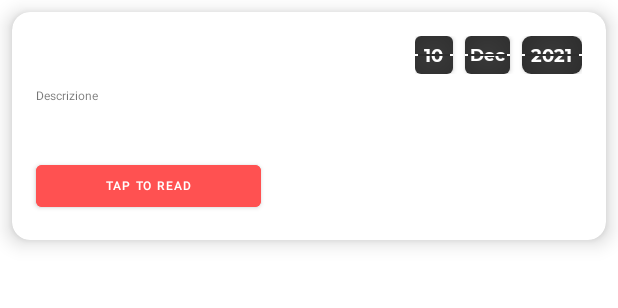
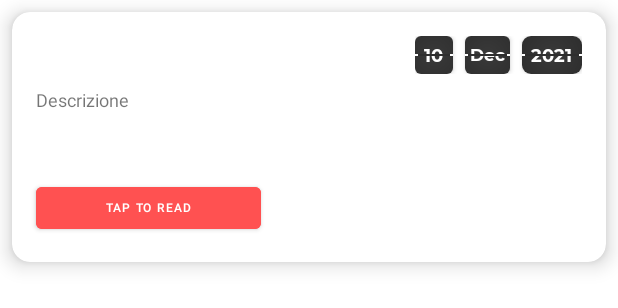
Before and after one commit to RokettoApp/Roketto, an Android app: the layout recycleview_row_layout.xml on its own in the app's theme, with its tools: preview values and no code run, on a phone screen of 412 x 824 dp. Shown: the top 308 px of the screen. Run offline under Robolectric (Android 15) with nearby library versions, the phone set to English and light mode, and no system bars.

Commit message:
Increased text size for RecyclerView items

```diff
--- a/app/src/main/res/layout/recycler_news_item.xml
+++ b/app/src/main/res/layout/recycler_news_item.xml
@@ -44,14 +44,14 @@
             android:textSize="16sp" />
 
         <TextView
+            android:id="@+id/datetime_news"
             android:layout_width="wrap_content"
-            android:id="@+id/datetime_news"
             android:layout_height="wrap_content"
             android:layout_below="@id/news_title"
+            android:layout_marginLeft="16dp"
             android:text="15/12/2021"
-            android:layout_marginLeft="16dp"
-            android:visibility="visible"
-            android:textSize="6sp">
+            android:textSize="10sp"
+            android:visibility="visible">
 
         </TextView>
 
@@ -61,10 +61,10 @@
             android:layout_height="wrap_content"
             android:layout_below="@+id/news_title"
             android:layout_marginStart="8dp"
+            android:layout_toEndOf="@+id/datetime_news"
             android:fontFamily="sans-serif-medium"
-            android:layout_toEndOf="@+id/datetime_news"
             android:text="Sky TG"
-            android:textSize="6sp"
+            android:textSize="10sp"
             android:visibility="visible">
 
         </TextView>
@@ -83,7 +83,7 @@
             android:paddingRight="20dp"
             android:text="Descrizione"
 
-            android:textSize="8sp" />
+            android:textSize="12sp" />
 
 
         <Button
--- a/app/src/main/res/layout/recycleview_row_layout.xml
+++ b/app/src/main/res/layout/recycleview_row_layout.xml
@@ -46,16 +46,16 @@
             style="@style/Widget.MaterialComponents.Chip.Action"
             android:layout_width="wrap_content"
             android:layout_height="40dp"
+            android:layout_alignRight="@id/event_title"
             android:layout_alignParentEnd="true"
-                android:layout_alignRight="@id/event_title"
+            android:layout_marginTop="8dp"
             android:layout_marginRight="16dp"
-                android:layout_marginTop="8dp"
-                android:visibility="gone"
-                android:textColor="@color/white"
-                android:textSize="8sp"
             android:backgroundTint="@color/pastel_green"
             android:fontFamily="sans-serif-medium"
-                android:text="@string/human_exp"/>
+            android:text="@string/human_exp"
+            android:textColor="@color/white"
+            android:textSize="10sp"
+            android:visibility="gone" />
 
 
         <TextView
@@ -71,14 +71,14 @@
             android:textSize="16sp" />
 
         <TextView
+            android:id="@+id/datetime"
             android:layout_width="wrap_content"
-            android:id="@+id/datetime"
             android:layout_height="wrap_content"
             android:layout_below="@id/event_title"
-            android:text="15/12/2021"
+            android:layout_marginTop="2dp"
             android:layout_marginLeft="16dp"
-            android:visibility="gone"
-            android:textSize="6sp">
+            android:textSize="10sp"
+            android:visibility="gone">
 
         </TextView>
 
@@ -87,38 +87,47 @@
             android:layout_width="wrap_content"
             android:layout_height="wrap_content"
             android:layout_below="@+id/event_title"
+            android:layout_marginTop="2dp"
             android:layout_marginStart="8dp"
             android:layout_toEndOf="@+id/datetime"
-            android:text="07:48 AM"
-            android:textSize="6sp"
+            android:textSize="10sp"
             android:visibility="gone">
 
         </TextView>
 
+        <TableLayout
+            android:layout_width="wrap_content"
+            android:layout_height="wrap_content"
+            android:layout_marginStart="8dp"
+            android:layout_below="@+id/event_title"
+            android:layout_toEndOf="@id/hours">
+
+            <TableRow
+                android:layout_width="wrap_content"
+                android:layout_height="wrap_content"
+                android:layout_marginStart="4dp">
+
                 <ImageView
                     android:id="@+id/statusCircle"
-            android:layout_width="8dp"
-            android:layout_height="8dp"
-            android:layout_below="@id/event_title"
-            android:layout_marginStart="8dp"
-            android:layout_toEndOf="@id/hours"
+                    android:layout_width="12dp"
+                    android:layout_height="12dp"
+                    android:src="@drawable/circle_shape"
                     android:visibility="gone"
-            android:src="@drawable/circle_shape">
-        </ImageView>
+                    android:layout_marginTop="3dp" />
 
                 <TextView
                     android:id="@+id/statusText"
                     android:layout_width="wrap_content"
                     android:layout_height="wrap_content"
-            android:layout_below="@+id/event_title"
                     android:layout_marginStart="4dp"
-            android:layout_toEndOf="@+id/statusCircle"
-            android:text="LAUNCH SUCCESSFUL"
+                    android:fontFamily="sans-serif-medium"
                     android:textColor="@color/status_green"
-            android:textSize="6sp"
-            android:fontFamily="sans-serif-medium"
-            android:visibility="gone">
-        </TextView>
+                    android:textSize="10sp"
+                    android:visibility="gone"
+                    android:layout_marginTop="2dp" />
+
+            </TableRow>
+        </TableLayout>
 
         <TextView
             android:id="@+id/event_d"
@@ -135,7 +144,7 @@
             android:paddingRight="20dp"
             android:text="Descrizione"
 
-            android:textSize="8sp" />
+            android:textSize="12sp" />
 
 
         <Button
```
Lines whose indentation alone changed are shown as unchanged.
